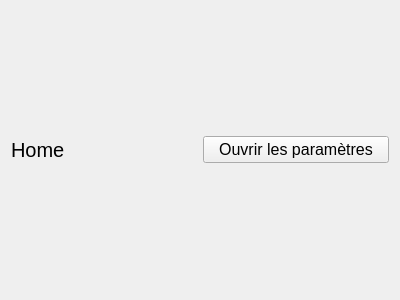
The window that forms/home.ui (axel7083/Fitts) describes before a commit, drawn with Qt 5.
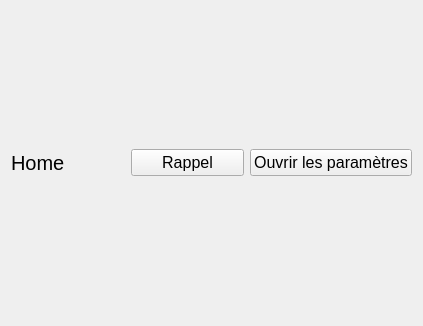
The same window after the commit.

Diff of the .ui file:
```diff
--- a/forms/home.ui
+++ b/forms/home.ui
@@ -6,8 +6,8 @@
    <rect>
     <x>0</x>
     <y>0</y>
-    <width>400</width>
-    <height>300</height>
+    <width>423</width>
+    <height>326</height>
    </rect>
   </property>
   <property name="windowTitle">
@@ -30,6 +30,18 @@
          </property>
         </widget>
        </item>
+       <item>
+        <widget class="QPushButton" name="home_rappel_btn">
+         <property name="font">
+          <font>
+           <pointsize>12</pointsize>
+          </font>
+         </property>
+         <property name="text">
+          <string>Rappel</string>
+         </property>
+        </widget>
+       </item>
        <item>
         <widget class="QPushButton" name="home_settings_btn">
          <property name="font">
```
Left out of the diff: 3 changed lines with no effect on the pictures.
